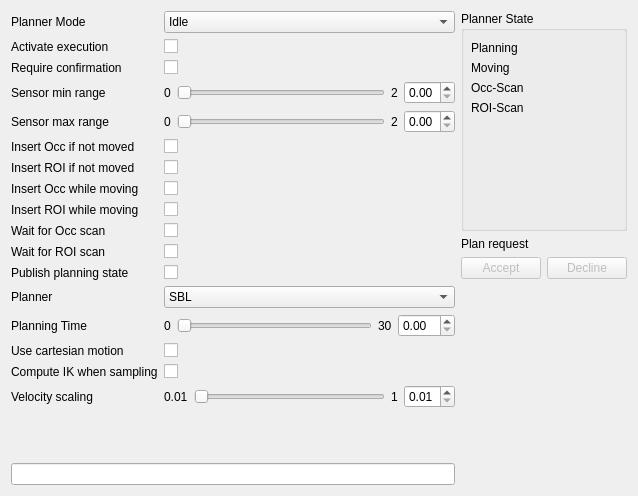
This is src/rqt_roi_viewpoint_planner/roi_viewpoint_planner_rqt_plugin.ui in Eruvae/rqt_roi_viewpoint_planner as Qt 5 draws it before an edit. The edited form follows.
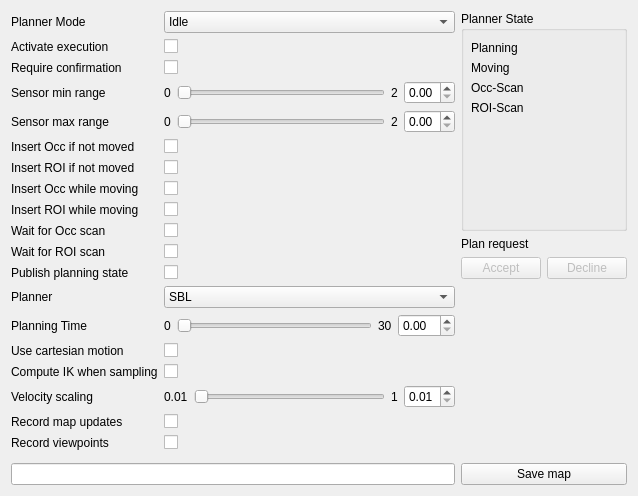
This is the edited form. Custom widgets are drawn as their Qt base class.

Commit message: Added new configuration options, added button to save planning octree

Patch:
```diff
--- a/src/rqt_roi_viewpoint_planner/roi_viewpoint_planner_rqt_plugin.ui
+++ b/src/rqt_roi_viewpoint_planner/roi_viewpoint_planner_rqt_plugin.ui
@@ -421,6 +421,34 @@
        </item>
       </layout>
      </item>
+     <item row="17" column="0">
+      <widget class="QLabel" name="recordMapUpdatesLabel">
+       <property name="text">
+        <string>Record map updates</string>
+       </property>
+      </widget>
+     </item>
+     <item row="18" column="0">
+      <widget class="QLabel" name="recordViewpointsLabel">
+       <property name="text">
+        <string>Record viewpoints</string>
+       </property>
+      </widget>
+     </item>
+     <item row="17" column="1">
+      <widget class="QCheckBox" name="recordMapUpdatesCheckBox">
+       <property name="text">
+        <string/>
+       </property>
+      </widget>
+     </item>
+     <item row="18" column="1">
+      <widget class="QCheckBox" name="recordViewpointsCheckBox">
+       <property name="text">
+        <string/>
+       </property>
+      </widget>
+     </item>
     </layout>
    </item>
    <item row="0" column="1">
@@ -519,6 +547,13 @@
    <item row="2" column="0">
     <widget class="QLineEdit" name="statusTextBox"/>
    </item>
+   <item row="2" column="1">
+    <widget class="QPushButton" name="saveMapPushButton">
+     <property name="text">
+      <string>Save map</string>
+     </property>
+    </widget>
+   </item>
   </layout>
  </widget>
  <customwidgets>
```
Left out of the diff: 16 changed lines with no effect on the pictures. The commit also changes 2 other files.
